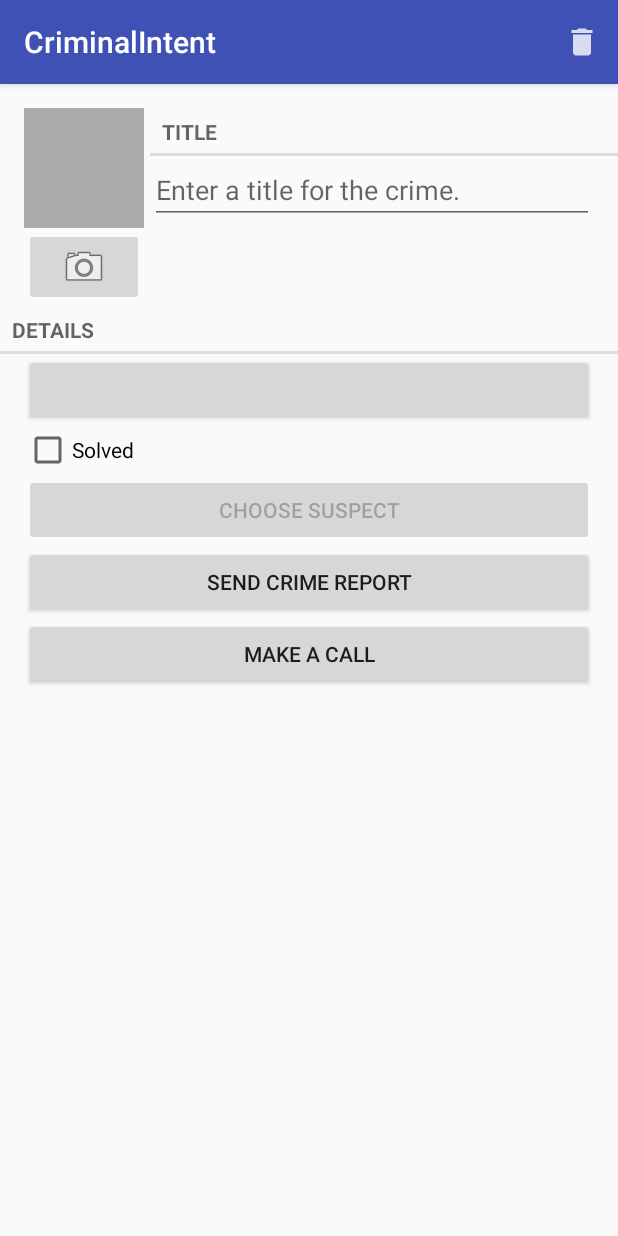
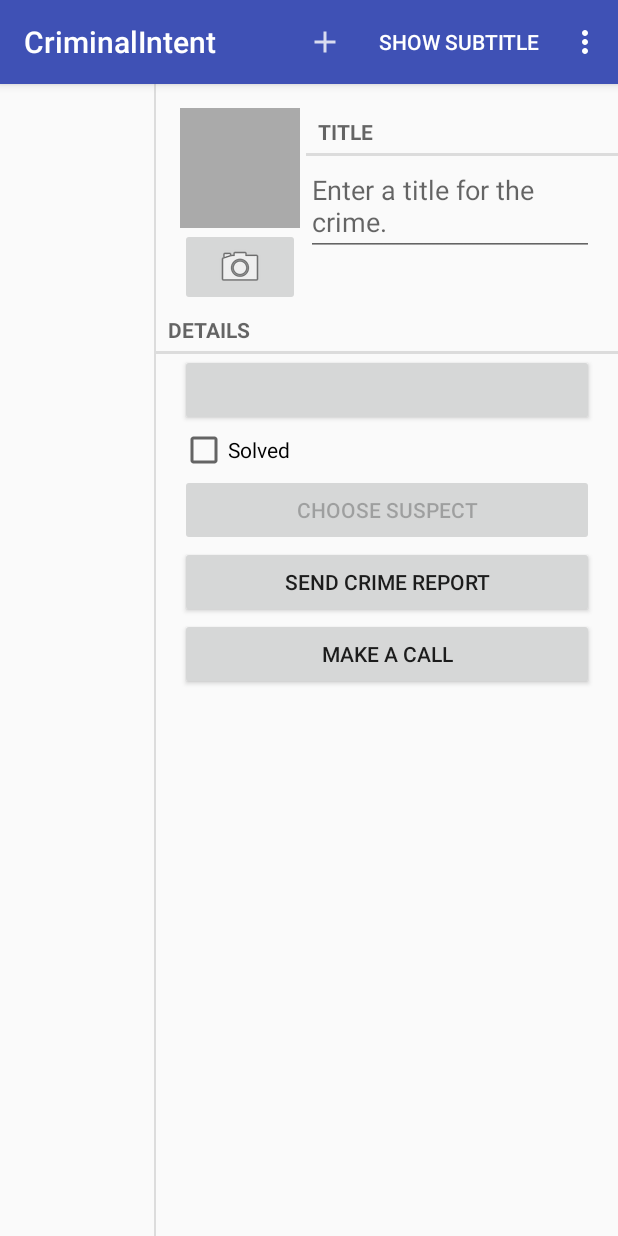
Before and after one commit to 250mon/CriminalIntent, an Android app: the fragment CrimeFragment placed in its activity, on a phone screen of 412 x 824 dp. Run offline under Robolectric (Android 15) with nearby library versions, the phone set to English and light mode, and no system bars; 10 statements that could not run were skipped.

```diff
--- a/app/src/main/java/com/sjy/android/criminalintent/CrimeFragment.java
+++ b/app/src/main/java/com/sjy/android/criminalintent/CrimeFragment.java
@@ -2,6 +2,7 @@ package com.sjy.android.criminalintent;
 
 import android.Manifest;
 import android.app.Activity;
+import android.content.Context;
 import android.content.Intent;
 import android.content.pm.PackageManager;
 import android.database.Cursor;
@@ -16,6 +17,7 @@ import android.support.v4.app.FragmentManager;
 import android.support.v4.app.ShareCompat.IntentBuilder;
 import android.support.v4.content.ContextCompat;
 import android.support.v4.content.FileProvider;
+import android.telecom.Call;
 import android.text.Editable;
 import android.text.TextWatcher;
 import android.text.format.DateFormat;
@@ -47,7 +49,6 @@ import java.util.UUID;
 public class CrimeFragment extends Fragment {
     private static final String ARG_CRIME_ID = "crime_id";
     private static final String DIALOG_DATE = "DialogDate";
-    private static final String KEY_NUMBER = "phone_number";
     private static final int REQUEST_DATE = 0;
     private static final int REQUEST_CONTACT = 1;
     private static final int REQUEST_PHOTO = 2;
@@ -63,6 +64,14 @@ public class CrimeFragment extends Fragment {
     private Button mCallButton;
     private ImageButton mPhotoButton;
     private ImageView mPhotoView;
+    private Callbacks mCallbacks;
+
+    /*
+     * Required interface for hosting activity
+     */
+    public interface Callbacks {
+        void onCrimeUpdated(Crime crime);
+    }
 
     // Why not a constructor with crimeId argument?
     public static CrimeFragment newInstance(UUID crimeId) {
@@ -111,12 +120,6 @@ public class CrimeFragment extends Fragment {
     }
 
     @Override
-    public void onPause() {
-        super.onPause();
-        CrimeLab.get(getActivity()).updateCrime(mCrime);
-    }
-
-    @Override
     public View onCreateView(LayoutInflater inflater, ViewGroup container, Bundle savedInstanceState) {
         View v = inflater.inflate(R.layout.fragment_crime, container, false);
 
@@ -131,6 +134,7 @@ public class CrimeFragment extends Fragment {
             @Override
             public void onTextChanged(CharSequence charSequence, int start, int before, int count) {
                 mCrime.setTitle(charSequence.toString());
+                updateCrime();
             }
 
             @Override
@@ -159,6 +163,7 @@ public class CrimeFragment extends Fragment {
             public void onCheckedChanged(CompoundButton buttonView, boolean isChecked) {
                 // Set the crime's solved property
                 mCrime.setSolved(isChecked);
+                updateCrime();
             }
         });
 
@@ -242,6 +247,12 @@ public class CrimeFragment extends Fragment {
         return v;
     }
 
+    @Override
+    public void onAttach(Context context) {
+        super.onAttach(context);
+        mCallbacks = (Callbacks) context;
+    }
+
     /*
      * Inflate a menu resource
      * - delete menu
@@ -275,6 +286,7 @@ public class CrimeFragment extends Fragment {
         if (requestCode == REQUEST_DATE && data != null) {
             Instant date = (Instant) data.getSerializableExtra(DatePickerFragment.EXTRA_DATE);
             mCrime.setDate(date);
+            updateCrime();
             updateDate();
         } else if (requestCode == REQUEST_CONTACT && data != null) {
             Uri contactUri = data.getData();
@@ -306,6 +318,7 @@ public class CrimeFragment extends Fragment {
                 String contactId = c.getString(0);
                 String suspect = c.getString(1);
                 mCrime.setSuspect(suspect);
+                updateCrime();
                 mSuspectButton.setText(suspect);
                 if (Integer.parseInt(c.getString(2)) > 0) {
                     mCallButton.setEnabled(true);
@@ -317,8 +330,26 @@ public class CrimeFragment extends Fragment {
                 c.close();
             }
         } else if (requestCode == REQUEST_PHOTO) {
+            updateCrime();
             updatePhotoView();
         }
+    }
+
+    @Override
+    public void onPause() {
+        super.onPause();
+        CrimeLab.get(getActivity()).updateCrime(mCrime);
+    }
+
+    @Override
+    public void onDetach() {
+        super.onDetach();
+        mCallbacks = null;
+    }
+
+    private void updateCrime() {
+        CrimeLab.get(getActivity()).updateCrime(mCrime);
+        mCallbacks.onCrimeUpdated(mCrime);
     }
 
     private String retrievePhoneNumber(String contactId) {
@@ -373,9 +404,9 @@ public class CrimeFragment extends Fragment {
     }
 
     private void updatePhotoView() {
-        if (mPhotoFile == null ||!mPhotoFile.exists()) {
+        if (mPhotoFile == null || !mPhotoFile.exists()) {
             mPhotoView.setImageDrawable(null);
-        } else{
+        } else {
             Bitmap bitmap = PictureUtils.getScaledBitmap(mPhotoFile.getPath(), getActivity());
             mPhotoView.setImageBitmap(bitmap);
         }
--- a/app/src/main/java/com/sjy/android/criminalintent/CrimeListFragment.java
+++ b/app/src/main/java/com/sjy/android/criminalintent/CrimeListFragment.java
@@ -1,5 +1,6 @@
 package com.sjy.android.criminalintent;
 
+import android.content.Context;
 import android.content.Intent;
 import android.os.Bundle;
 import android.support.v4.app.Fragment;
@@ -19,12 +20,28 @@ import android.widget.TextView;
 
 import java.util.List;
 
+import static com.sjy.android.criminalintent.R.layout.fragment_crime_list;
+
 public class CrimeListFragment extends Fragment {
     private static final String SAVED_SUBTITLE_VISIBLE = "subtitle";
     private RecyclerView mCrimeRecyclerView;
     private View mEmptyListView;
     private CrimeAdapter mAdapter;
     private boolean mSubtitleVisible;
+    private Callbacks mCallbacks;
+
+    /*
+     * Required interface for hosting activity
+     */
+    public interface Callbacks {
+        void onCrimeSelected(Crime crime);
+    }
+
+    @Override
+    public void onAttach(Context context) {
+        super.onAttach(context);
+        mCallbacks = (Callbacks) context;
+    }
 
     @Override
     public void onCreate(Bundle savedInstanceState) {
@@ -37,8 +54,14 @@ public class CrimeListFragment extends Fragment {
     }
 
     @Override
+    public void onResume() {
+        super.onResume();
+        updateUI();
+    }
+
+    @Override
     public View onCreateView(LayoutInflater inflater, ViewGroup container, Bundle savedInstanceState) {
-        View view = inflater.inflate(R.layout.fragment_crime_list, container, false);
+        View view = inflater.inflate(fragment_crime_list, container, false);
 
         /*
          * RecyclerView is a subclass of ViewGroup.
@@ -65,18 +88,6 @@ public class CrimeListFragment extends Fragment {
         updateUI();
 
         return view;
-    }
-
-    @Override
-    public void onResume() {
-        super.onResume();
-        updateUI();
-    }
-
-    @Override
-    public void onSaveInstanceState(Bundle outState) {
-        super.onSaveInstanceState(outState);
-        outState.putBoolean(SAVED_SUBTITLE_VISIBLE, mSubtitleVisible);
     }
 
     /*
@@ -114,6 +125,18 @@ public class CrimeListFragment extends Fragment {
         }
     }
 
+    @Override
+    public void onSaveInstanceState(Bundle outState) {
+        super.onSaveInstanceState(outState);
+        outState.putBoolean(SAVED_SUBTITLE_VISIBLE, mSubtitleVisible);
+    }
+
+    @Override
+    public void onDetach() {
+        super.onDetach();
+        mCallbacks = null;
+    }
+
     private void updateSubtitle() {
         CrimeLab crimeLab = CrimeLab.get(getActivity());
         int crimeCount = crimeLab.getCrimes().size();
@@ -127,11 +150,11 @@ public class CrimeListFragment extends Fragment {
         activity.getSupportActionBar().setSubtitle(subtitle);
     }
 
-    private void updateUI() {
+    public void updateUI() {
         CrimeLab crimeLab = CrimeLab.get(getActivity());
         List<Crime> crimes = crimeLab.getCrimes();
 
-        if(mAdapter == null) {
+        if (mAdapter == null) {
             mAdapter = new CrimeAdapter(crimes);
             mCrimeRecyclerView.setAdapter(mAdapter);
         } else {
@@ -139,7 +162,9 @@ public class CrimeListFragment extends Fragment {
             mAdapter.notifyDataSetChanged();
         }
 
-        if(mAdapter.getItemCount() == 0) {
+        // If the device is a phone and no crime is in the list, emptyListView is displayed
+        if (getActivity().findViewById(R.id.detail_fragment_container) == null &&
+                mAdapter.getItemCount() == 0) {
             mCrimeRecyclerView.setVisibility(View.GONE);
             mEmptyListView.setVisibility(View.VISIBLE);
             ImageButton addButton = (ImageButton) mEmptyListView.findViewById(R.id.add_crime_image_button);
@@ -165,9 +190,12 @@ public class CrimeListFragment extends Fragment {
     private void createNewCrime() {
         Crime crime = new Crime();
         CrimeLab.get(getActivity()).addCrime(crime);
-        Intent intent = CrimePagerActivity.newIntent(getActivity(), crime.getId());
-        startActivity(intent);
+        //Intent intent = CrimePagerActivity.newIntent(getActivity(), crime.getId());
+        //startActivity(intent);
+        updateUI();
+        mCallbacks.onCrimeSelected(crime);
     }
+
     /*
      * ViewHolder holds on to a View
      * */
@@ -195,8 +223,9 @@ public class CrimeListFragment extends Fragment {
 
         @Override
         public void onClick(View v) {
-            Intent intent = CrimePagerActivity.newIntent(getActivity(), mCrime.getId());
-            startActivity(intent);
+            //Intent intent = CrimePagerActivity.newIntent(getActivity(), mCrime.getId());
+            //startActivity(intent);
+            mCallbacks.onCrimeSelected(mCrime);
         }
     }
 
--- a/app/src/main/java/com/sjy/android/criminalintent/CrimePagerActivity.java
+++ b/app/src/main/java/com/sjy/android/criminalintent/CrimePagerActivity.java
@@ -12,7 +12,7 @@ import android.support.v7.app.AppCompatActivity;
 import java.util.List;
 import java.util.UUID;
 
-public class CrimePagerActivity extends AppCompatActivity {
+public class CrimePagerActivity extends AppCompatActivity implements CrimeFragment.Callbacks {
     private static final String EXTRA_CRIME_ID = "com.sjy.android.criminalIntent.crime_id";
 
     private ViewPager mViewPager;
@@ -54,4 +54,8 @@ public class CrimePagerActivity extends AppCompatActivity {
             }
         }
     }
+
+    @Override
+    public void onCrimeUpdated(Crime crime) {
+    }
 }
--- a/app/src/main/java/com/sjy/android/criminalintent/SingleFragmentActivity.java
+++ b/app/src/main/java/com/sjy/android/criminalintent/SingleFragmentActivity.java
@@ -1,6 +1,7 @@
 package com.sjy.android.criminalintent;
 
 import android.os.Bundle;
+import android.support.annotation.LayoutRes;
 import android.support.v4.app.Fragment;
 import android.support.v4.app.FragmentManager;
 import android.support.v7.app.AppCompatActivity;
@@ -8,10 +9,16 @@ import android.support.v7.app.AppCompatActivity;
 public abstract class SingleFragmentActivity extends AppCompatActivity {
     protected abstract Fragment createFragment();
 
+    @LayoutRes
+    protected int getLayoutResId() {
+        //return R.layout.activity_masterdetail;
+        return R.layout.activity_twopane;
+    }
+
     @Override
     public void onCreate(Bundle savedInstance) {
         super.onCreate(savedInstance);
-        setContentView(R.layout.activity_fragment);
+        setContentView(getLayoutResId());
 
         FragmentManager fm = getSupportFragmentManager();
         Fragment fragment = fm.findFragmentById(R.id.fragment_container);
--- a/app/src/main/res/layout-land/fragment_crime.xml
+++ b/app/src/main/res/layout-land/fragment_crime.xml
@@ -56,7 +56,13 @@
             android:layout_height="wrap_content"
             android:layout_weight="1"
             android:text="@string/crime_report_text"/>
-
     </LinearLayout>
+    <Button
+        android:id="@+id/make_call"
+        android:layout_width="match_parent"
+        android:layout_height="wrap_content"
+        android:layout_marginLeft="16dp"
+        android:layout_marginRight="16dp"
+        android:text="@string/make_call_text"/>
 
 </LinearLayout>
--- /dev/null
+++ b/app/src/main/res/layout/activity_twopane.xml
@@ -0,0 +1,21 @@
+<?xml version="1.0" encoding="utf-8"?>
+<LinearLayout xmlns:android="http://schemas.android.com/apk/res/android"
+    android:layout_width="match_parent"
+    android:layout_height="match_parent"
+    android:divider="?android:attr/dividerHorizontal"
+    android:showDividers="middle"
+    android:orientation="horizontal">
+
+    <FrameLayout
+        android:id="@+id/fragment_container"
+        android:layout_width="0dp"
+        android:layout_height="match_parent"
+        android:layout_weight="1"/>
+
+    <FrameLayout
+        android:id="@+id/detail_fragment_container"
+        android:layout_width="0dp"
+        android:layout_height="match_parent"
+        android:layout_weight="3"/>
+
+</LinearLayout>
--- /dev/null
+++ b/app/src/main/res/values-sw600dp/refs.xml
@@ -0,0 +1,4 @@
+<?xml version="1.0" encoding="utf-8"?>
+<resources>
+    <item name="activity_masterdetail" type="layout">@layout/activity_twopane</item>
+</resources>
--- /dev/null
+++ b/app/src/main/res/values/refs.xml
@@ -0,0 +1,4 @@
+<?xml version="1.0" encoding="utf-8"?>
+<resources>
+    <item name="activity_masterdetail" type="layout">@layout/activity_fragment</item>
+</resources>
```
Also changed, not shown: app/src/main/java/com/sjy/android/criminalintent/CrimeListActivity.java (+21 -1 lines). Lines whose indentation alone changed are shown as unchanged.
